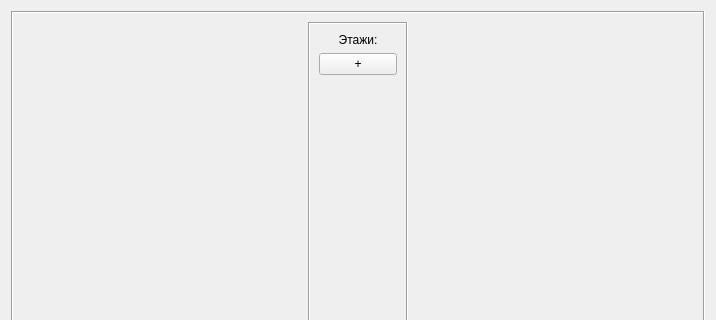
bondarev-al/PPCofCLinB, file editbuildingwindow.ui: the form before one commit; both pictures show x 0 to 716 and y 0 to 320 of the 716 by 494 pixel window.
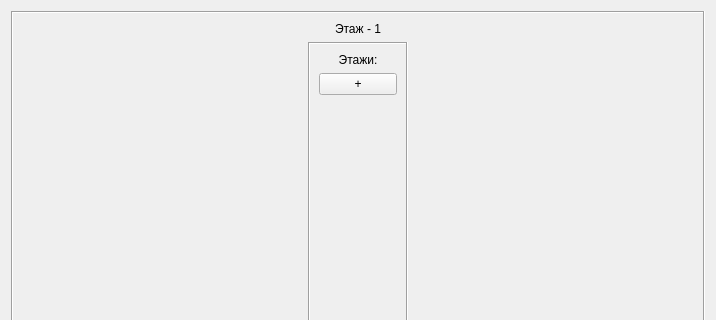
The form after the commit.

Commit message: Добавлено указание этажа на форме

Diff of the .ui file:
```diff
--- a/editbuildingwindow.ui
+++ b/editbuildingwindow.ui
@@ -23,6 +23,16 @@
       <enum>QFrame::Sunken</enum>
      </property>
      <layout class="QVBoxLayout" name="verticalLayout_3">
+      <item>
+       <widget class="QLabel" name="floor_num_lab">
+        <property name="text">
+         <string>Этаж - 1</string>
+        </property>
+        <property name="alignment">
+         <set>Qt::AlignCenter</set>
+        </property>
+       </widget>
+      </item>
       <item>
        <layout class="QHBoxLayout" name="edit_layout">
         <item>
```
The commit also changes 1 other file.
